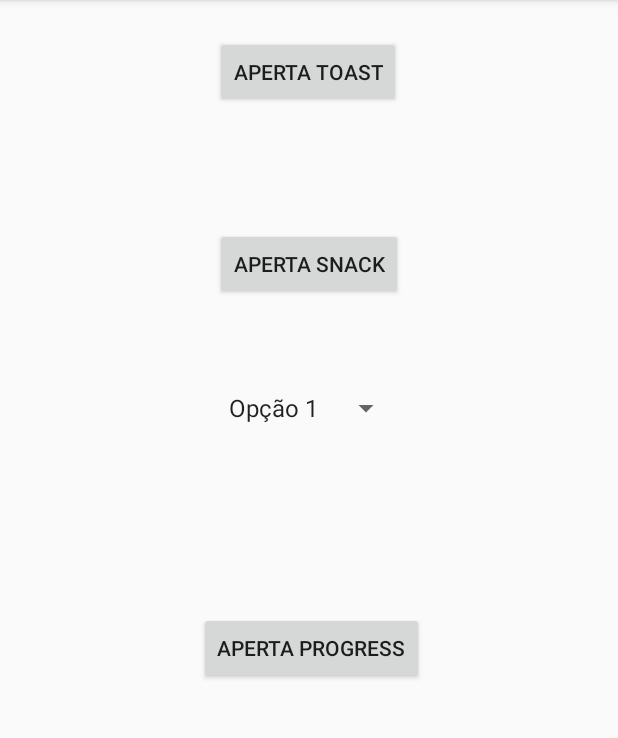
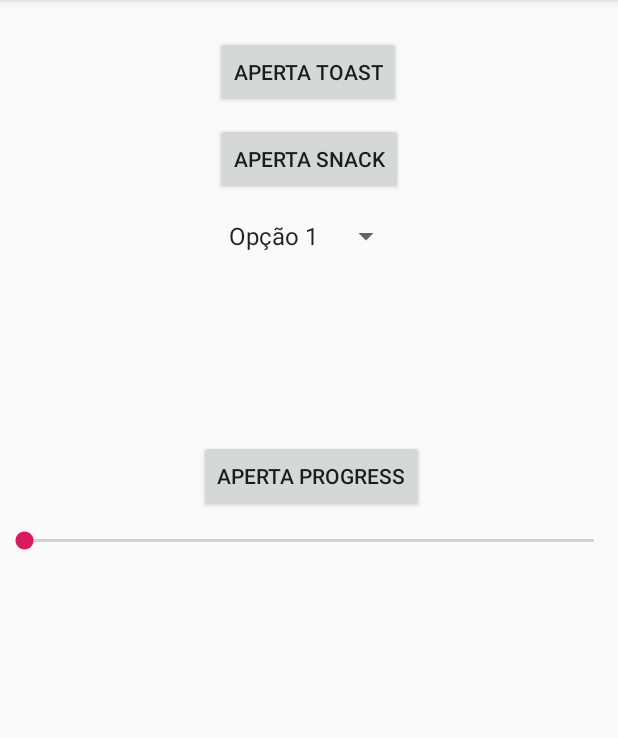
Before and after one commit to Caiango/NewComponents, an Android app: the screen it shows after launch (MainActivity), on a phone screen of 412 x 824 dp, the part 84-822 px from its top. Run offline under Robolectric (Android 15) with nearby library versions, the phone set to English and light mode, and no system bars.

Commit message:
Criando SeekBar

```diff
--- a/app/src/main/res/layout/activity_main.xml
+++ b/app/src/main/res/layout/activity_main.xml
@@ -22,7 +22,7 @@
         android:id="@+id/ButSnack"
         android:layout_width="wrap_content"
         android:layout_height="wrap_content"
-        android:layout_marginTop="80dp"
+        android:layout_marginTop="10dp"
         android:text="APERTA snack"
         app:layout_constraintEnd_toEndOf="parent"
         app:layout_constraintStart_toStartOf="parent"
@@ -32,7 +32,7 @@
         android:id="@+id/spinner"
         android:layout_width="wrap_content"
         android:layout_height="wrap_content"
-        android:layout_marginTop="60dp"
+        android:layout_marginTop="15dp"
         android:entries="@array/combobox"
         app:layout_constraintEnd_toEndOf="parent"
         app:layout_constraintStart_toStartOf="parent"
@@ -50,4 +50,14 @@
 
         app:layout_constraintTop_toBottomOf="@id/spinner" />
 
+    <SeekBar
+        android:id="@+id/Seekbar"
+        android:layout_width="0dp"
+        android:layout_height="wrap_content"
+        android:layout_marginTop="10dp"
+        android:max="20"
+        app:layout_constraintEnd_toEndOf="parent"
+        app:layout_constraintStart_toStartOf="parent"
+        app:layout_constraintTop_toBottomOf="@+id/ButProgress" />
+
 </androidx.constraintlayout.widget.ConstraintLayout>
```
